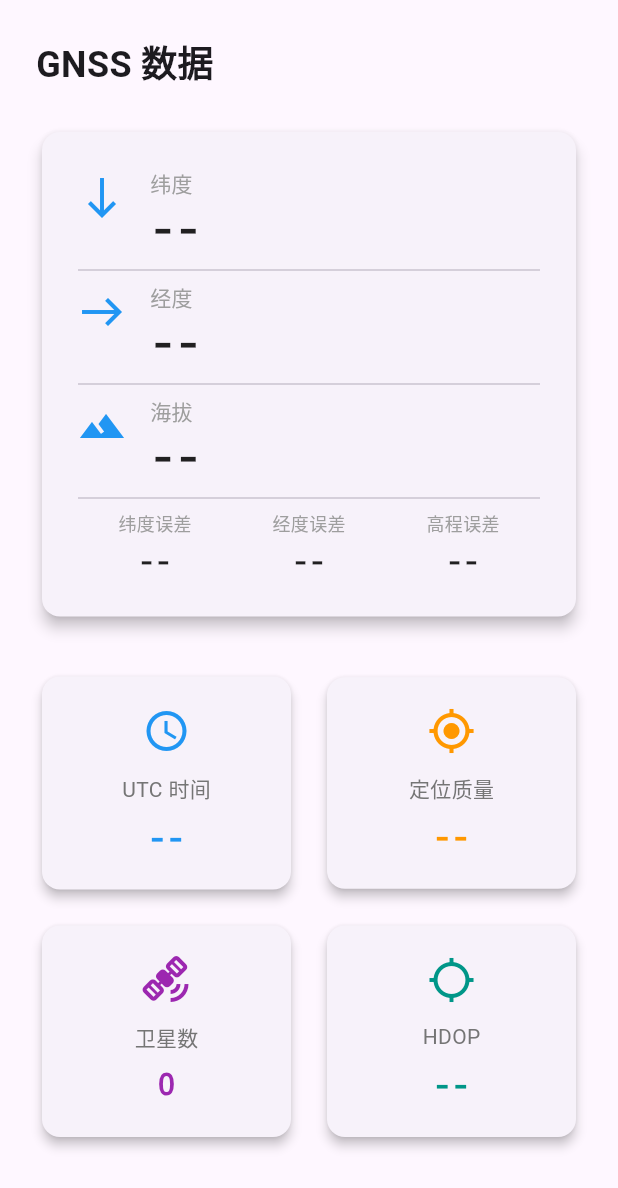
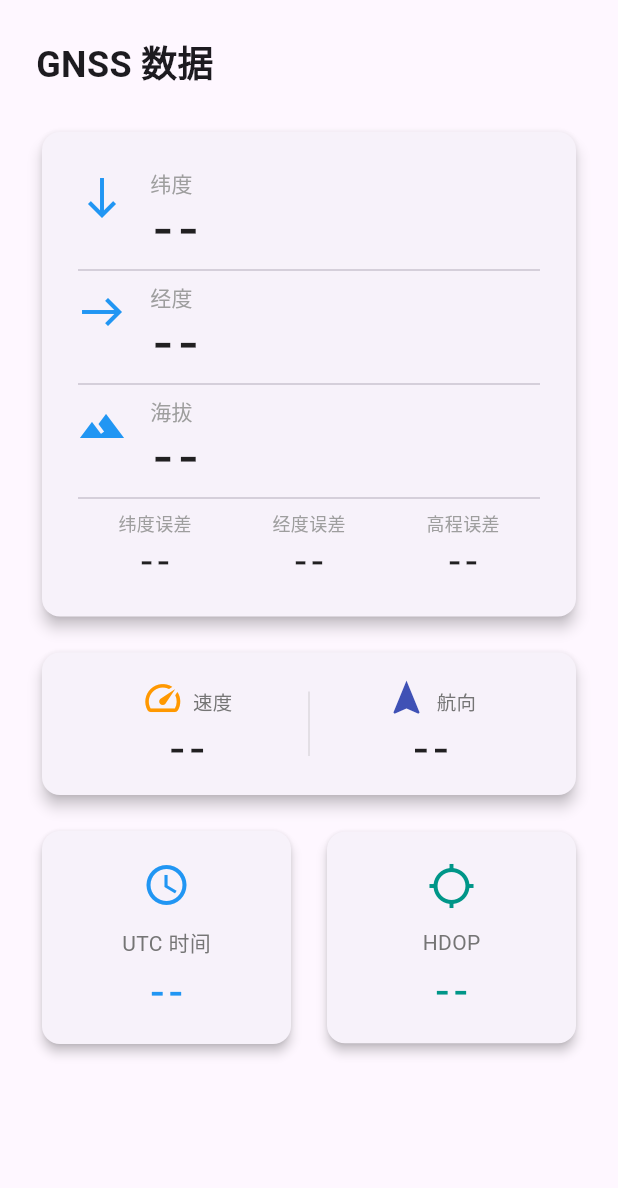
Before and after one commit to k96e/frtk, a Flutter app: the DataPanel widget shown alone on an empty page, opened directly, on a phone screen of 412 x 824 dp. Shown: the top 1188 px of the screen. Run offline on Flutter 3.47's test engine with Material 3 defaults, Android fonts, the light colour scheme and no system bars; our stand-ins replace flutter_map, latlong2, shared_preferences; missing offline and left inert: usb_serial; accounts and stored records are empty.

Commit message:
feat vtg resolve

```diff
--- a/lib/main.dart
+++ b/lib/main.dart
@@ -237,7 +237,13 @@ class _GpsUsbPageState extends State<GpsUsbPage> {
                   ),
                 ),
                 if (connectedDevice != null) ...[
-                  Container(
+                  GestureDetector(
+                    onTap: () {
+                      setState(() {
+                        _selectedIndex = 1;
+                      });
+                    },
+                    child: Container(
                       padding: const EdgeInsets.symmetric(horizontal: 8, vertical: 4),
                       decoration: BoxDecoration(
                         color: quality.contains("RTK") ? Colors.green.withOpacity(0.1) : Colors.orange.withOpacity(0.1),
@@ -261,6 +267,7 @@ class _GpsUsbPageState extends State<GpsUsbPage> {
                             style: const TextStyle(fontSize: 10, color: Colors.grey),
                           ),
                         ],
+                      ),
                     ),
                   ),
                 ],
--- a/lib/nmea.dart
+++ b/lib/nmea.dart
@@ -20,6 +20,8 @@ class NmeaData {
   final String? gsvSourceKey;
   final int? gsvTotalMessages;
   final int? gsvMessageNumber;
+  final String? course;
+  final String? speed;
 
   NmeaData({
     this.time,
@@ -42,6 +44,8 @@ class NmeaData {
     this.gsvSourceKey,
     this.gsvTotalMessages,
     this.gsvMessageNumber,
+    this.course,
+    this.speed,
   });
 }
 
@@ -104,8 +108,33 @@ class NmeaParser {
        return _parseGST(line);
     } else if (sentenceType == "GSV") {
       return _parseGSV(line);
+    } else if (sentenceType == "VTG") {
+      return _parseVTG(line);
     }
     return null;
+  }
+
+  static NmeaData? _parseVTG(String line) {
+    // $GNVTG,,T,,M,0.00,N,0.01,K,A*22
+    // Field 1: True course
+    // Field 2: T
+    // Field 3: Magnetic course
+    // Field 4: M
+    // Field 5: Speed knots
+    // Field 6: N
+    // Field 7: Speed km/h
+    // Field 8: K
+    final noChecksum = line.split('*').first;
+    final parts = noChecksum.split(',');
+    if (parts.length < 9) return null;
+
+    String course = parts[1];
+    String speedKmh = parts[7];
+
+    return NmeaData(
+      course: course.isEmpty ? "--" : course,
+      speed: speedKmh.isEmpty ? "--" : num.tryParse(speedKmh)?.toStringAsFixed(1) ?? "--",
+    );
   }
 
   static NmeaData? _parseGSV(String line) {
--- a/lib/providers/gnss_provider.dart
+++ b/lib/providers/gnss_provider.dart
@@ -22,6 +22,9 @@ class GnssProvider extends ChangeNotifier {
   String _ellipseSemiMajor = "--";
   String _ellipseSemiMinor = "--";
 
+  String _course = "--";
+  String _speed = "--";
+
   String _buffer = "";
   final Map<String, SatelliteInfo> _satelliteMap = {};
   final Map<String, Set<String>> _sourceSatelliteKeys = {};
@@ -42,6 +45,8 @@ class GnssProvider extends ChangeNotifier {
   String get ellipseOrientation => _ellipseOrientation;
   String get ellipseSemiMajor => _ellipseSemiMajor;
   String get ellipseSemiMinor => _ellipseSemiMinor;
+  String get course => _course;
+  String get speed => _speed;
   List<SatelliteInfo> get satelliteList {
     final list = _satelliteMap.values.toList();
     list.sort((a, b) {
@@ -123,6 +128,8 @@ class GnssProvider extends ChangeNotifier {
     hasChanges |= _update(data.ellipseMajorOrientation, _ellipseOrientation, (v) => _ellipseOrientation = v);
     hasChanges |= _update(data.ellipseSemiMajor, _ellipseSemiMajor, (v) => _ellipseSemiMajor = v);
     hasChanges |= _update(data.ellipseSemiMinor, _ellipseSemiMinor, (v) => _ellipseSemiMinor = v);
+    hasChanges |= _update(data.course, _course, (v) => _course = v);
+    hasChanges |= _update(data.speed, _speed, (v) => _speed = v);
     hasChanges |= _updateGsvData(data);
 
     return hasChanges;
@@ -212,6 +219,8 @@ class GnssProvider extends ChangeNotifier {
     _lonStdDev = "--";
     _altStdDev = "--";
     _ellipseOrientation = "--";
+    _course = "--";
+    _speed = "--";
     _ellipseSemiMajor = "--";
     _ellipseSemiMinor = "--";
     _buffer = "";
--- a/lib/widgets/data_panel.dart
+++ b/lib/widgets/data_panel.dart
@@ -82,7 +82,9 @@ class DataPanel extends StatelessWidget {
                   ),
                 ),
               ),
-              const SizedBox(height: 32),
+              const SizedBox(height: 16),
+              _buildSpeedCourseCard(gnssProvider.speed, gnssProvider.course),
+              const SizedBox(height: 16),
               Row(
                 children: [
                   Expanded(
@@ -91,30 +93,6 @@ class DataPanel extends StatelessWidget {
                       gnssProvider.time,
                       Icons.access_time,
                       Colors.blue,
-                    ),
-                  ),
-                  const SizedBox(width: 16),
-                  Expanded(
-                    child: _buildInfoCard(
-                      '定位质量',
-                      gnssProvider.quality,
-                      Icons.gps_fixed,
-                      gnssProvider.quality.contains('RTK')
-                          ? Colors.green
-                          : Colors.orange,
-                    ),
-                  ),
-                ],
-              ),
-              const SizedBox(height: 16),
-              Row(
-                children: [
-                  Expanded(
-                    child: _buildInfoCard(
-                      '卫星数',
-                      gnssProvider.satellites,
-                      Icons.satellite_alt,
-                      Colors.purple,
                     ),
                   ),
                   const SizedBox(width: 16),
@@ -132,6 +110,137 @@ class DataPanel extends StatelessWidget {
           ),
         );
       },
+    );
+  }
+
+  Widget _buildSpeedCourseCard(String speedVal, String courseVal) {
+    double rotation = 0.0;
+    if (courseVal != "--") {
+      try {
+        rotation = double.parse(courseVal) * (3.1415926535 / 180.0);
+      } catch (_) {}
+    }
+
+    return Card(
+      elevation: 4,
+      shape: RoundedRectangleBorder(borderRadius: BorderRadius.circular(12)),
+      child: Padding(
+        padding: const EdgeInsets.symmetric(vertical: 16.0, horizontal: 16.0),
+        child: IntrinsicHeight(
+          child: Row(
+            children: [
+              Expanded(
+                child: Column(
+                  mainAxisAlignment: MainAxisAlignment.center,
+                  children: [
+                    Row(
+                      mainAxisAlignment: MainAxisAlignment.center,
+                      crossAxisAlignment: CrossAxisAlignment.end,
+                      children: [
+                        const Icon(Icons.speed, color: Colors.orange, size: 28),
+                        const SizedBox(width: 6),
+                        Padding(
+                          padding: const EdgeInsets.only(bottom: 2.0),
+                          child: Text('速度',
+                              style: TextStyle(
+                                  fontSize: 13,
+                                  color: Colors.grey[600],
+                                  fontWeight: FontWeight.w500)),
+                        ),
+                      ],
+                    ),
+                    const SizedBox(height: 4),
+                    FittedBox(
+                      fit: BoxFit.scaleDown,
+                      child: speedVal == "--"
+                          ? const Text(
+                              "--",
+                              style: TextStyle(
+                                fontSize: 22,
+                                fontWeight: FontWeight.bold,
+                                color: Colors.black87,
+                                fontFamily: 'monospace',
+                              ),
+                            )
+                          : RichText(
+                              text: TextSpan(
+                                children: [
+                                  TextSpan(
+                                    text: speedVal,
+                                    style: const TextStyle(
+                                      fontSize: 22,
+                                      fontWeight: FontWeight.bold,
+                                      color: Colors.black87,
+                                      fontFamily: 'monospace',
+                                    ),
+                                  ),
+                                  const TextSpan(
+                                    text: " km/h",
+                                    style: TextStyle(
+                                      fontSize: 14, // 缩小字号
+                                      fontWeight: FontWeight.w500,
+                                      color: Colors.black54,
+                                      fontFamily: 'monospace',
+                                    ),
+                                  ),
+                                ],
+                              ),
+                            ),
+                    ),
+                  ],
+                ),
+              ),
+              VerticalDivider(
+                width: 1,
+                thickness: 1,
+                color: Colors.grey.withOpacity(0.3),
+                indent: 10,
+                endIndent: 10,
+              ),
+              Expanded(
+                child: Column(
+                  mainAxisAlignment: MainAxisAlignment.center,
+                  children: [
+                    Row(
+                      mainAxisAlignment: MainAxisAlignment.center,
+                      crossAxisAlignment: CrossAxisAlignment.end,
+                      children: [
+                        Transform.rotate(
+                          angle: rotation,
+                          child: const Icon(Icons.navigation,
+                              color: Colors.indigo, size: 28),
+                        ),
+                        const SizedBox(width: 6),
+                        Padding(
+                          padding: const EdgeInsets.only(bottom: 2.0),
+                          child: Text('航向',
+                              style: TextStyle(
+                                  fontSize: 13,
+                                  color: Colors.grey[600],
+                                  fontWeight: FontWeight.w500)),
+                        ),
+                      ],
+                    ),
+                    const SizedBox(height: 4),
+                    FittedBox(
+                      fit: BoxFit.scaleDown,
+                      child: Text(
+                        courseVal == "--" ? "--" : "$courseVal°",
+                        style: const TextStyle(
+                          fontSize: 22,
+                          fontWeight: FontWeight.bold,
+                          color: Colors.black87,
+                          fontFamily: 'monospace',
+                        ),
+                      ),
+                    ),
+                  ],
+                ),
+              ),
+            ],
+          ),
+        ),
+      ),
     );
   }
 
```
Lines whose indentation alone changed are shown as unchanged.
